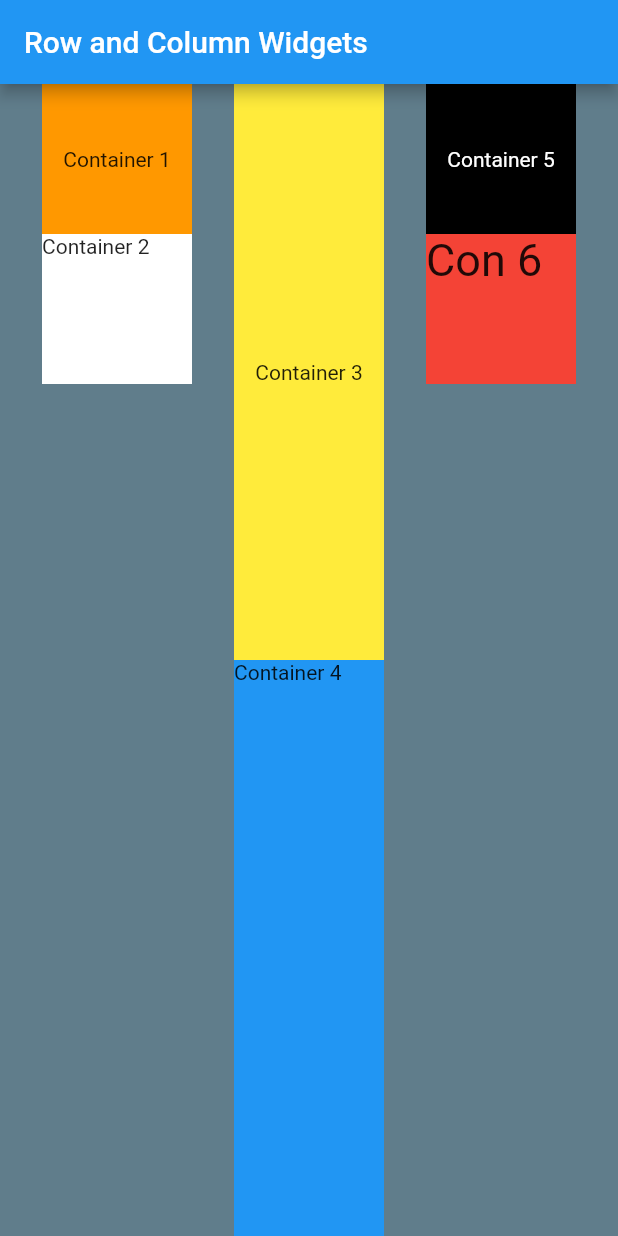
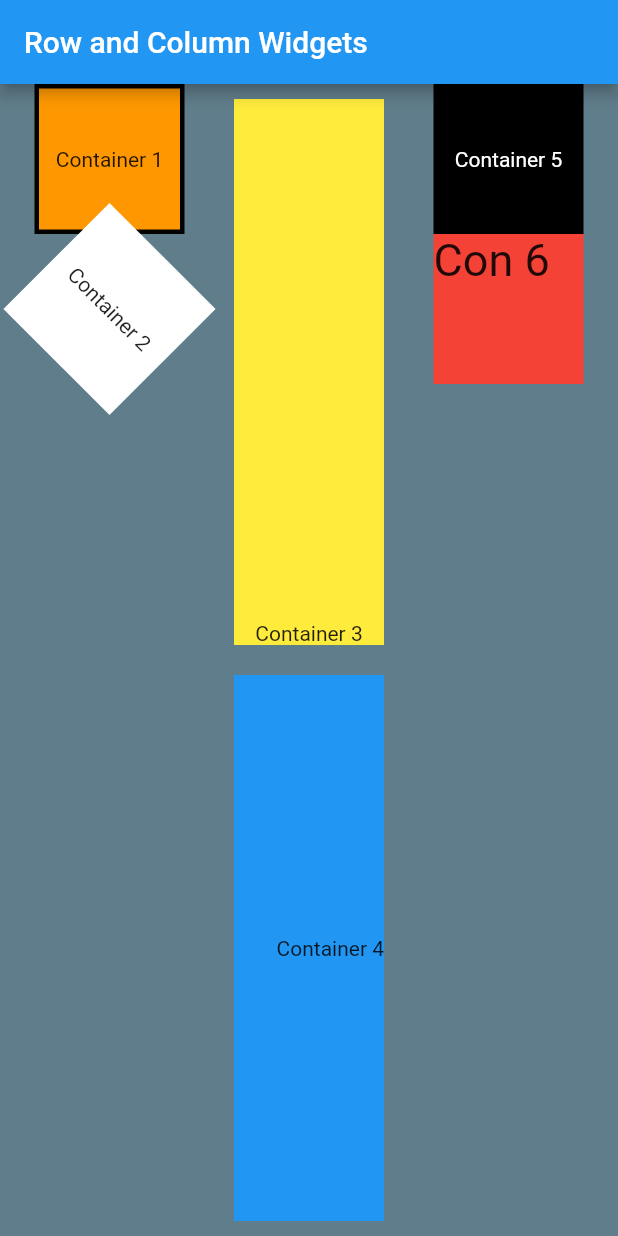
Before and after one commit to BeeToews/FlutterApp01_BradyToews, a Flutter app: the screen it shows after launch, on a phone screen of 412 x 824 dp. Run offline on Flutter 3.47's test engine with Material 2 defaults, Android fonts, the phone set to English and light mode, and no system bars.

Commit message:
Column 1 and 2 finished

```diff
--- a/bradytoews_lab1/lib/main.dart
+++ b/bradytoews_lab1/lib/main.dart
@@ -1,4 +1,5 @@
 import 'package:flutter/material.dart';
+import 'dart:math';
 
 void main() {
   runApp(MyApp());
@@ -32,19 +33,28 @@ class MyApp extends StatelessWidget {
                   Container(
                     height: 100.0,
                     width: 100.0,
+                    decoration: BoxDecoration(
+                      shape: BoxShape.rectangle,
                       color: Colors.orange,
+                      border: Border.all(color: Colors.black, width: 3),
+                    ),
                     child: Center(
                       child: Text(
                         'Container 1',
                       ),
                     ),
                   ),
-                  Container(
+                  Transform.rotate(
+                    angle: pi / 4,
+                    child: Container(
                       height: 100.0,
                       width: 100.0,
                       color: Colors.white,
+                      child: Center(
                         child: Text(
                           'Container 2',
+                        ),
+                      ),
                     ),
                   ),
                 ],
@@ -52,24 +62,34 @@ class MyApp extends StatelessWidget {
               Column(
                 children: <Widget>[
                   Expanded(
+                    child: Padding(
+                      padding: const EdgeInsets.all(10.0),
                       child: Container(
                         height: 100.0,
                         width: 100.0,
                         color: Colors.yellow,
-                      child: Center(
+                        child: Align(
+                          alignment: FractionalOffset.bottomCenter,
                           child: Text(
                             'Container 3',
                           ),
                         ),
                       ),
                     ),
+                  ),
                   Expanded(
+                    child: Padding(
+                      padding: const EdgeInsets.all(10.0),
                       child: Container(
                         height: 100.0,
                         width: 100.0,
                         color: Colors.blue,
+                        child: Align(
+                          alignment: FractionalOffset.centerRight,
                           child: Text(
                             'Container 4',
+                          ),
+                        ),
                       ),
                     ),
                   ),
```
Lines whose indentation alone changed are shown as unchanged.
